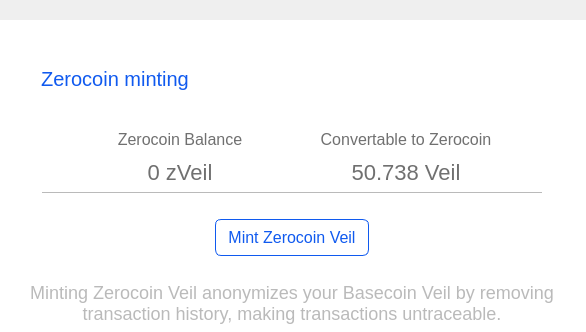
Before: the Qt Designer form src/qt/veil/forms/settingsminting.ui in Veil-Project/veil, drawn with Qt 5; both pictures show x 431 to 1017 and y 0 to 332 of the 1100 by 600 pixel window.
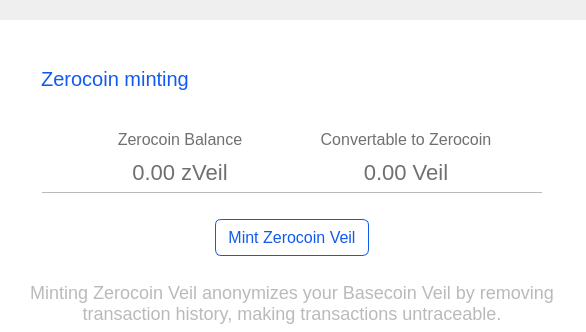
After: the same form once the commit is applied. Icons and pictures are not drawn.

What changed in the file:
```diff
--- a/src/qt/veil/forms/settingsminting.ui
+++ b/src/qt/veil/forms/settingsminting.ui
@@ -589,7 +589,7 @@
 font-size:22px;</string>
                   </property>
                   <property name="text">
-                   <string>0 zVeil</string>
+                   <string>0.00 zVeil</string>
                   </property>
                   <property name="alignment">
                    <set>Qt::AlignCenter</set>
@@ -649,7 +649,7 @@
 font-size:22px;</string>
                   </property>
                   <property name="text">
-                   <string>50.738 Veil</string>
+                   <string>0.00 Veil</string>
                   </property>
                   <property name="alignment">
                    <set>Qt::AlignCenter</set>
```
